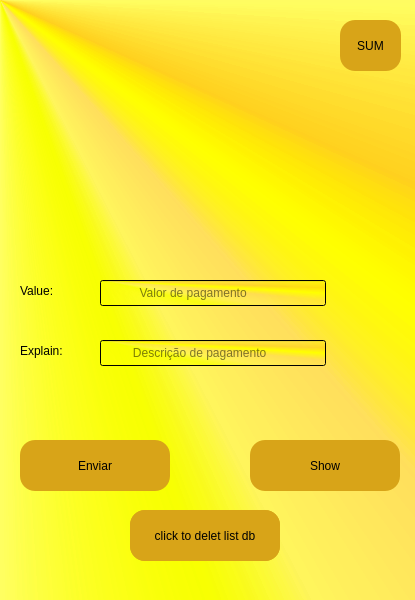
Before: the Qt Designer form mainwindow.ui in Cleber-git/cach_manage, drawn with Qt 5.
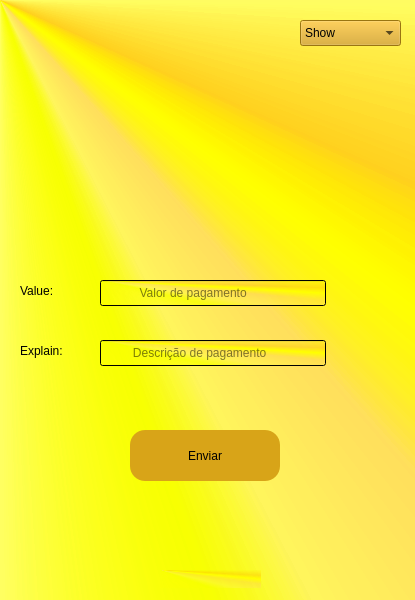
After: the same form once the commit is applied. Icons and pictures are not drawn.

Commit message: modificar de botões para combo box para ganhar espaço

```diff
--- a/mainwindow.ui
+++ b/mainwindow.ui
@@ -66,8 +66,8 @@
    <widget class="QPushButton" name="pushButton">
     <property name="geometry">
      <rect>
-      <x>20</x>
-      <y>440</y>
+      <x>130</x>
+      <y>430</y>
       <width>150</width>
       <height>51</height>
      </rect>
@@ -140,121 +140,48 @@
      <string>Explain:</string>
     </property>
    </widget>
-   <widget class="QPushButton" name="b_deleteDB">
+   <widget class="QComboBox" name="comboBox">
     <property name="geometry">
      <rect>
-      <x>130</x>
-      <y>510</y>
-      <width>150</width>
-      <height>51</height>
-     </rect>
-    </property>
-    <property name="styleSheet">
-     <string notr="true">QPushButton{
-	background-color: rgb(216, 164, 24);
-	border-radius: 15px ;
-}
-QPushButton::hover{  
-	background-color: rgb(249, 240, 107);
-	border-radius: 15px ;
-}
-
-QPushButton::pressed{  
-	border-radius: 15px ;
-background-color: rgb(192, 28, 40);
-}
-</string>
-    </property>
-    <property name="text">
-     <string>Delete DB</string>
-    </property>
-   </widget>
-   <widget class="QPushButton" name="pushButton_2">
-    <property name="geometry">
-     <rect>
-      <x>250</x>
-      <y>440</y>
-      <width>150</width>
-      <height>51</height>
-     </rect>
-    </property>
-    <property name="styleSheet">
-     <string notr="true">QPushButton{
-background-color: rgb(216, 164, 24);
-border-radius: 15px ;
-}
-QPushButton::hover{  
-	background-color: rgb(249, 240, 107);
-border-radius: 15px ;
-}
-
-QPushButton::pressed{  
-border-radius: 15px ;
-		background-color: rgb(119, 118, 123);
-
-}
-</string>
-    </property>
-    <property name="text">
-     <string>Show</string>
-    </property>
-   </widget>
-   <widget class="QPushButton" name="cont_all">
-    <property name="geometry">
-     <rect>
-      <x>340</x>
+      <x>300</x>
       <y>20</y>
-      <width>61</width>
-      <height>51</height>
+      <width>101</width>
+      <height>26</height>
      </rect>
     </property>
     <property name="styleSheet">
-     <string notr="true">QPushButton{
-	background-color: rgb(216, 164, 24);
-	border-radius: 15px ;
-}
-QPushButton::hover{  
-	background-color: rgb(249, 240, 107);
-	border-radius: 15px ;
-}
-
-QPushButton::pressed{  
-	border-radius: 15px ;
-background-color: rgb(192, 28, 40);
-}
-</string>
+     <string notr="true">background-color: rgb(216, 164, 24) ; </string>
     </property>
-    <property name="text">
-     <string>SUM</string>
-    </property>
+    <item>
+     <property name="text">
+      <string extracomment="Escolha">Show</string>
+     </property>
+    </item>
+    <item>
+     <property name="text">
+      <string>Delete DataBase</string>
+     </property>
+    </item>
+    <item>
+     <property name="text">
+      <string>Sum</string>
+     </property>
+    </item>
    </widget>
-   <widget class="QPushButton" name="place_button">
+   <widget class="QLabel" name="label_5">
     <property name="geometry">
      <rect>
-      <x>130</x>
-      <y>510</y>
-      <width>150</width>
-      <height>51</height>
+      <x>160</x>
+      <y>570</y>
+      <width>101</width>
+      <height>18</height>
      </rect>
     </property>
     <property name="styleSheet">
-     <string notr="true">QPushButton{
-	background-color: rgb(216, 164, 24);
-	border-radius: 15px ;
-}
-QPushButton::hover{  
-	background-color: rgb(249, 240, 107);
-	border-radius: 15px ;
-}
-
-QPushButton::pressed{  
-	border-radius: 15px ;
-background-color: rgb(192, 28, 40);
-}
-</string>
+     <string notr="true">color: rgb(0, 0, 0) ;</string>
     </property>
     <property name="text">
-     <string>click to delet list db</string>
+     <string/>
     </property>
    </widget>
   </widget>
```
The commit also changes 3 other files.
